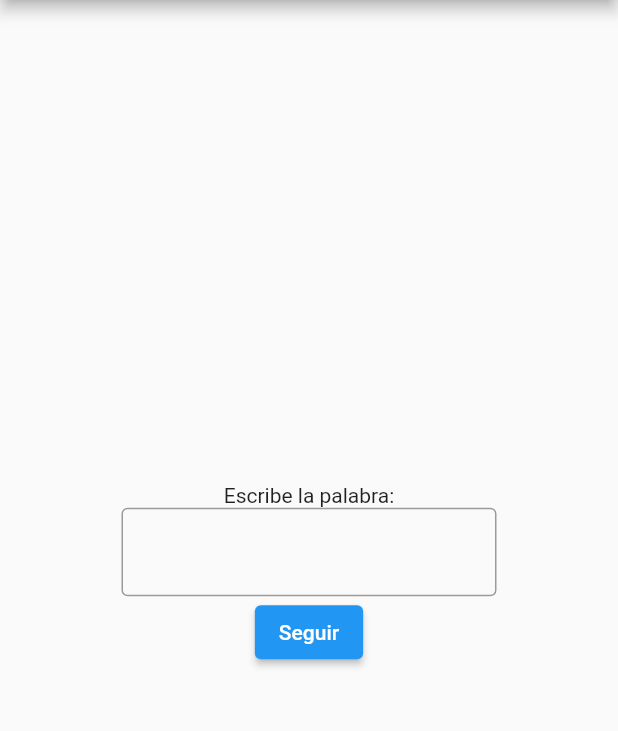
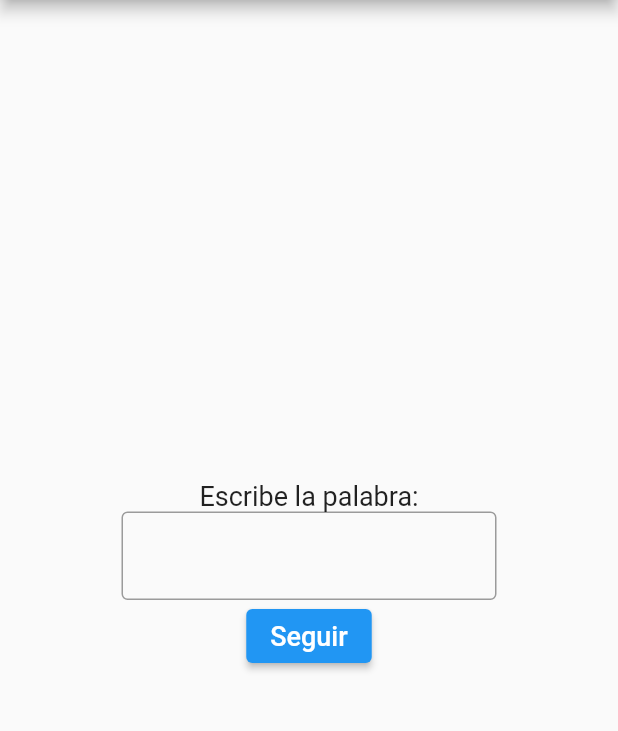
Before and after one commit to mario-bermonti/mspelling, a Flutter app: the SpellingScreen screen opened by its route, on a phone screen of 412 x 824 dp, the part 84-815 px from its top. Run offline on Flutter 3.47's test engine with Material 2 defaults, Android fonts, the phone set to English and light mode, and no system bars.

Commit message:
[ui] Increase default text size

```diff
--- a/mspelling/lib/screens/components/default_text.dart
+++ b/mspelling/lib/screens/components/default_text.dart
@@ -1,4 +1,5 @@
 import 'package:flutter/material.dart';
+import 'package:mspelling/styles.dart';
 
 class DefaultText extends StatelessWidget {
   final String text;
@@ -7,6 +8,9 @@ class DefaultText extends StatelessWidget {
 
   @override
   Widget build(BuildContext context) {
-    return Text(text);
+    return Text(
+      text,
+      style: textStyle,
+    );
   }
 }
```
